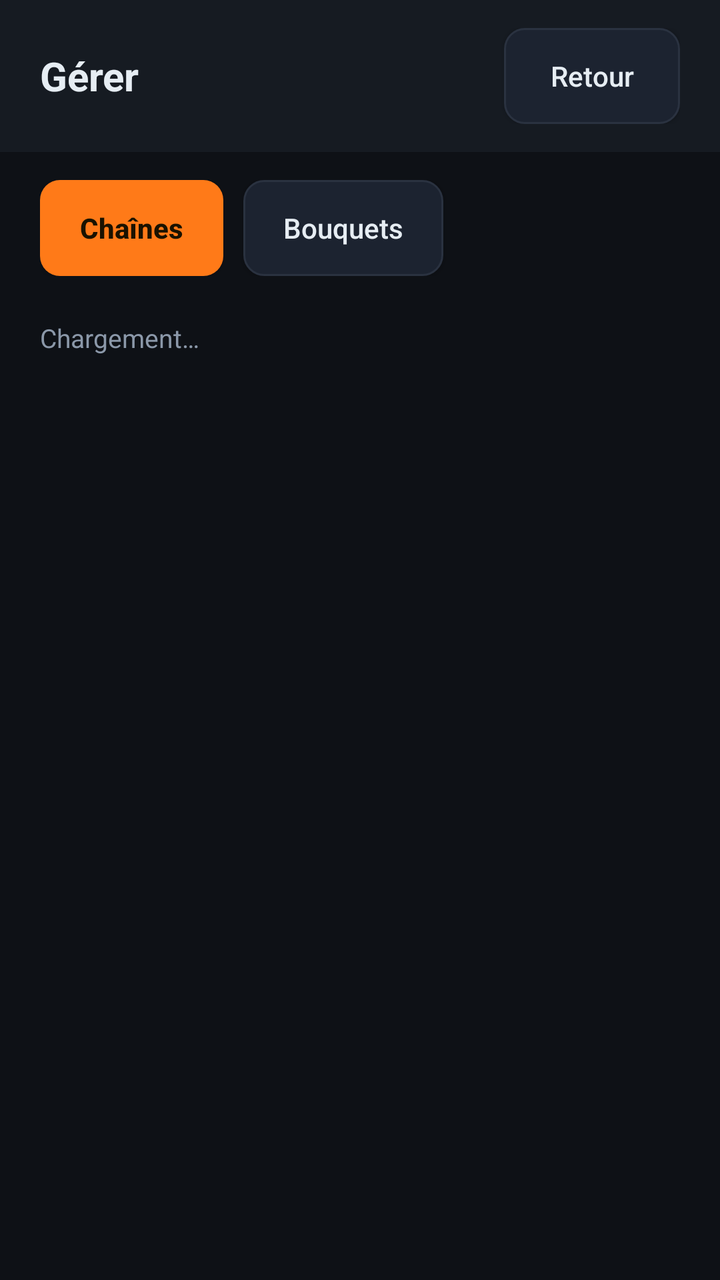
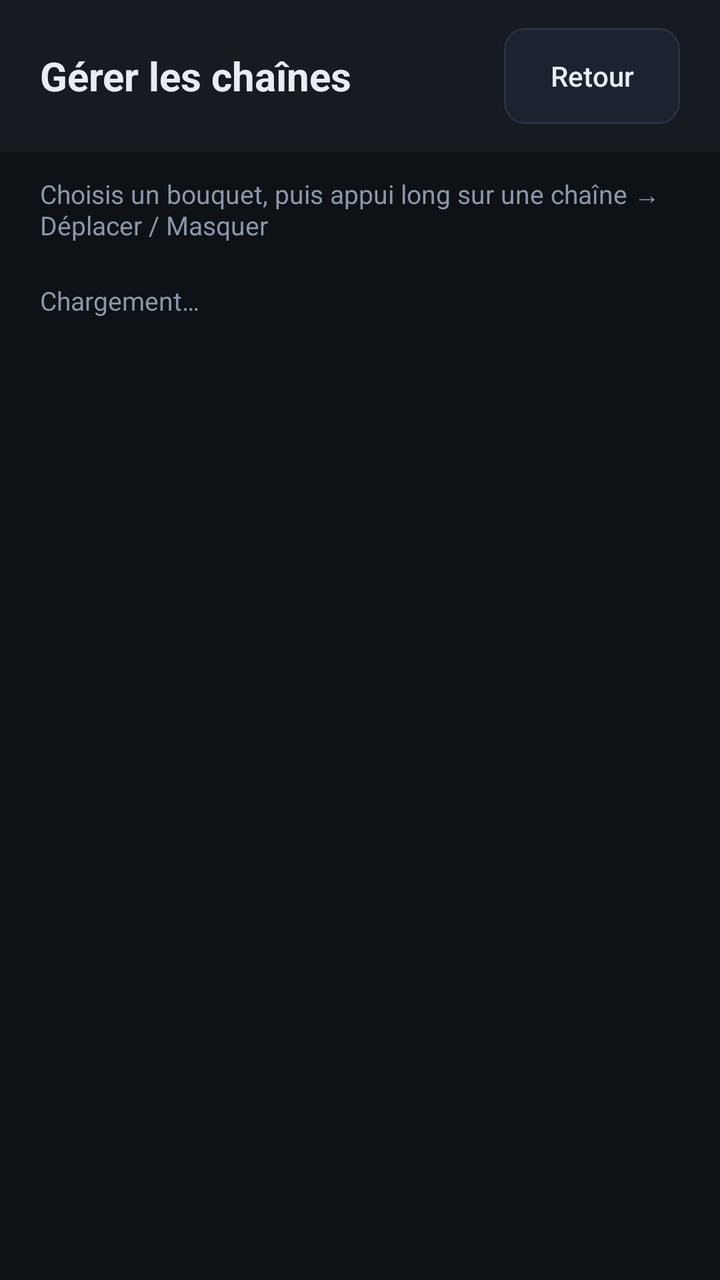

Compare the two renders of this Android layout. The source of the first and the diff that turns it into the second are given below.
<!-- AndroidManifest.xml: application theme Theme.MLTV -->
<!-- res/layout/activity_manage.xml -->
<?xml version="1.0" encoding="utf-8"?>
<LinearLayout xmlns:android="http://schemas.android.com/apk/res/android"
    android:layout_width="match_parent"
    android:layout_height="match_parent"
    android:orientation="vertical"
    android:background="@color/bg">

    <LinearLayout
        android:layout_width="match_parent"
        android:layout_height="wrap_content"
        android:orientation="horizontal"
        android:gravity="center_vertical"
        android:paddingHorizontal="20dp"
        android:paddingVertical="14dp"
        android:background="@color/panel">

        <TextView
            android:layout_width="0dp"
            android:layout_height="wrap_content"
            android:layout_weight="1"
            android:text="Gérer"
            android:textColor="@color/txt"
            android:textSize="20sp"
            android:textStyle="bold" />

        <Button
            android:id="@+id/btn_back"
            android:layout_width="wrap_content"
            android:layout_height="wrap_content"
            android:background="@drawable/btn_secondary"
            android:text="Retour"
            android:textColor="@color/txt"
            android:textAllCaps="false"
            android:textSize="14sp"
            android:paddingHorizontal="16dp" />
    </LinearLayout>

    <LinearLayout
        android:layout_width="match_parent"
        android:layout_height="wrap_content"
        android:orientation="horizontal"
        android:paddingHorizontal="20dp"
        android:paddingTop="14dp">

        <Button
            android:id="@+id/btn_mode_channels"
            android:layout_width="wrap_content"
            android:layout_height="wrap_content"
            android:background="@drawable/btn_accent"
            android:text="Chaînes"
            android:textColor="@color/accent_text"
            android:textAllCaps="false"
            android:textStyle="bold"
            android:textSize="14sp"
            android:paddingHorizontal="20dp"
            android:layout_marginEnd="10dp" />

        <Button
            android:id="@+id/btn_mode_groups"
            android:layout_width="wrap_content"
            android:layout_height="wrap_content"
            android:background="@drawable/btn_secondary"
            android:text="Bouquets"
            android:textColor="@color/txt"
            android:textAllCaps="false"
            android:textSize="14sp"
            android:paddingHorizontal="20dp" />
    </LinearLayout>

    <androidx.recyclerview.widget.RecyclerView
        android:id="@+id/rv_mcats"
        android:layout_width="match_parent"
        android:layout_height="wrap_content"
        android:paddingHorizontal="20dp"
        android:paddingTop="12dp"
        android:clipToPadding="false"
        android:scrollbars="none" />

    <TextView
        android:id="@+id/tv_status"
        android:layout_width="match_parent"
        android:layout_height="wrap_content"
        android:paddingHorizontal="20dp"
        android:paddingVertical="10dp"
        android:text="Chargement…"
        android:textColor="@color/muted"
        android:textSize="13sp" />

    <androidx.recyclerview.widget.RecyclerView
        android:id="@+id/rv_manage"
        android:layout_width="match_parent"
        android:layout_height="0dp"
        android:layout_weight="1"
        android:paddingHorizontal="16dp"
        android:clipToPadding="false"
        android:scrollbars="vertical" />
</LinearLayout>
<!-- resources referenced by this layout -->
<resources>
  <color name="accent_text">#FF1A1200</color>
  <color name="bg">#FF0E1116</color>
  <color name="muted">#FF8B98A9</color>
  <color name="panel">#FF161B22</color>
  <color name="txt">#FFE6EDF3</color>
  <!-- drawable btn_accent (drawable) -->
  <?xml version="1.0" encoding="utf-8"?>
  <selector xmlns:android="http://schemas.android.com/apk/res/android">
      <item android:state_focused="true">
          <shape android:shape="rectangle">
              <solid android:color="@color/accent" />
              <stroke android:width="3dp" android:color="@color/txt" />
              <corners android:radius="10dp" />
          </shape>
      </item>
      <item>
          <shape android:shape="rectangle">
              <solid android:color="@color/accent" />
              <corners android:radius="10dp" />
          </shape>
      </item>
  </selector>
  <!-- drawable btn_secondary (drawable) -->
  <?xml version="1.0" encoding="utf-8"?>
  <selector xmlns:android="http://schemas.android.com/apk/res/android">
      <item android:state_focused="true">
          <shape android:shape="rectangle">
              <solid android:color="@color/panel2" />
              <stroke android:width="2dp" android:color="@color/accent" />
              <corners android:radius="10dp" />
          </shape>
      </item>
      <item>
          <shape android:shape="rectangle">
              <solid android:color="@color/panel2" />
              <stroke android:width="1dp" android:color="@color/line" />
              <corners android:radius="10dp" />
          </shape>
      </item>
  </selector>
  <style name="Theme.MLTV" parent="Theme.AppCompat.NoActionBar">
          <item name="android:windowBackground">@color/bg</item>
          <item name="android:statusBarColor">@color/bg</item>
          <item name="android:colorBackground">@color/bg</item>
      </style>
  <color name="accent">#FFFF7A18</color>
  <color name="panel2">#FF1C2330</color>
  <color name="line">#FF2A3240</color>
</resources>

<!-- the commit's change to res/layout/activity_manage.xml (unified diff, before → after) -->
@@ -18,7 +18,7 @@
             android:layout_width="0dp"
             android:layout_height="wrap_content"
             android:layout_weight="1"
-            android:text="Gérer"
+            android:text="Gérer les chaînes"
             android:textColor="@color/txt"
             android:textSize="20sp"
             android:textStyle="bold" />
@@ -35,44 +35,21 @@
             android:paddingHorizontal="16dp" />
     </LinearLayout>
 
-    <LinearLayout
+    <TextView
         android:layout_width="match_parent"
         android:layout_height="wrap_content"
-        android:orientation="horizontal"
         android:paddingHorizontal="20dp"
-        android:paddingTop="14dp">
-
-        <Button
-            android:id="@+id/btn_mode_channels"
-            android:layout_width="wrap_content"
-            android:layout_height="wrap_content"
-            android:background="@drawable/btn_accent"
-            android:text="Chaînes"
-            android:textColor="@color/accent_text"
-            android:textAllCaps="false"
-            android:textStyle="bold"
-            android:textSize="14sp"
-            android:paddingHorizontal="20dp"
-            android:layout_marginEnd="10dp" />
-
-        <Button
-            android:id="@+id/btn_mode_groups"
-            android:layout_width="wrap_content"
-            android:layout_height="wrap_content"
-            android:background="@drawable/btn_secondary"
-            android:text="Bouquets"
-            android:textColor="@color/txt"
-            android:textAllCaps="false"
-            android:textSize="14sp"
-            android:paddingHorizontal="20dp" />
-    </LinearLayout>
+        android:paddingTop="12dp"
+        android:text="Choisis un bouquet, puis appui long sur une chaîne → Déplacer / Masquer"
+        android:textColor="@color/muted"
+        android:textSize="13sp" />
 
     <androidx.recyclerview.widget.RecyclerView
         android:id="@+id/rv_mcats"
         android:layout_width="match_parent"
         android:layout_height="wrap_content"
         android:paddingHorizontal="20dp"
-        android:paddingTop="12dp"
+        android:paddingTop="10dp"
         android:clipToPadding="false"
         android:scrollbars="none" />
 
<!-- resource entries referenced after the edit -->
@@ -1,27 +1,9 @@
 <!-- resources referenced by this layout -->
 <resources>
-  <color name="accent_text">#FF1A1200</color>
   <color name="bg">#FF0E1116</color>
   <color name="muted">#FF8B98A9</color>
   <color name="panel">#FF161B22</color>
   <color name="txt">#FFE6EDF3</color>
-  <!-- drawable btn_accent (drawable) -->
-  <?xml version="1.0" encoding="utf-8"?>
-  <selector xmlns:android="http://schemas.android.com/apk/res/android">
-      <item android:state_focused="true">
-          <shape android:shape="rectangle">
-              <solid android:color="@color/accent" />
-              <stroke android:width="3dp" android:color="@color/txt" />
-              <corners android:radius="10dp" />
-          </shape>
-      </item>
-      <item>
-          <shape android:shape="rectangle">
-              <solid android:color="@color/accent" />
-              <corners android:radius="10dp" />
-          </shape>
-      </item>
-  </selector>
   <!-- drawable btn_secondary (drawable) -->
   <?xml version="1.0" encoding="utf-8"?>
   <selector xmlns:android="http://schemas.android.com/apk/res/android">
